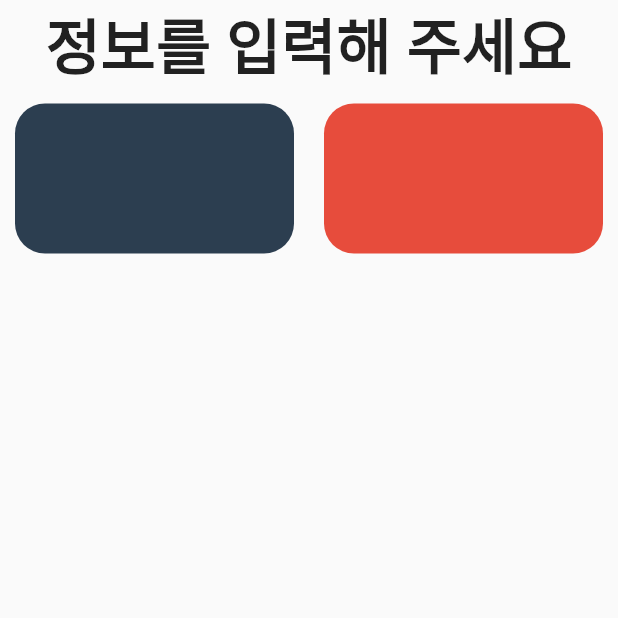
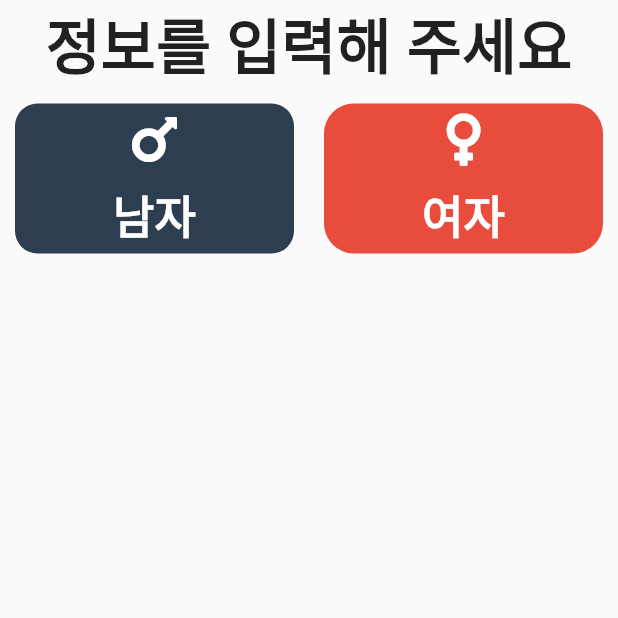
Before and after one commit to diebjackal/BMI_calculator, a Flutter app: the screen it shows after launch, on a phone screen of 412 x 824 dp, the top half of it. Run offline on Flutter 3.47's test engine with Material 2 defaults, Android fonts, the phone set to English and light mode, and no system bars; our stand-ins replace font_awesome_flutter, toggle_switch.

Commit message:
add gender text
add gender text

```diff
--- a/bmi_calculator/lib/screens/input_Page.dart
+++ b/bmi_calculator/lib/screens/input_Page.dart
@@ -1,5 +1,7 @@
+import 'package:bmi_calculator/utilits/constants.dart';
 import 'package:bmi_calculator/utilits/container_SIze.dart';
 import 'package:flutter/material.dart';
+import 'package:font_awesome_flutter/font_awesome_flutter.dart';
 
 class inputPage extends StatefulWidget {
   @override
@@ -24,18 +26,40 @@ class _inputPageState extends State<inputPage> {
                   height: 100,
                   decoration: BoxDecoration(
                     color: Color(0xff2c3e50),
-                    borderRadius: BorderRadius.circular(20),
+                    borderRadius: BorderRadius.circular(15),
+                  ),
+                  child: Column(
+                    mainAxisAlignment: MainAxisAlignment.spaceAround,
+                    children: [
+                      Icon(
+                        FontAwesomeIcons.mars,
+                        color: Colors.white,
+                        size: 40,
+                      ),
+                      Text('남자', style: genderTextStyle),
+                    ],
                   ),
                 ),
               ),
               Expanded(
                 child: Container(
                   margin: XSizePadding,
+                  height: 100,
                   decoration: BoxDecoration(
                     color: Color(0xffe74c3c),
                     borderRadius: BorderRadius.circular(20),
                   ),
-                  height: 100,
+                  child: Column(
+                    mainAxisAlignment: MainAxisAlignment.spaceAround,
+                    children: <Widget>[
+                      Icon(
+                        FontAwesomeIcons.venus,
+                        color: Colors.white,
+                        size: 40,
+                      ),
+                      Text('여자', style: genderTextStyle),
+                    ],
+                  ),
                 ),
               ),
             ],
--- a/bmi_calculator/lib/utilits/constants.dart
+++ b/bmi_calculator/lib/utilits/constants.dart
@@ -72,3 +72,9 @@ const userInformationUnitTextStyle = TextStyle(
   fontSize: 20,
   fontWeight: FontWeight.w700,
 );
+
+const genderTextStyle = TextStyle(
+  color: Colors.white,
+  fontSize: 30,
+  fontWeight: FontWeight.bold,
+);
```
